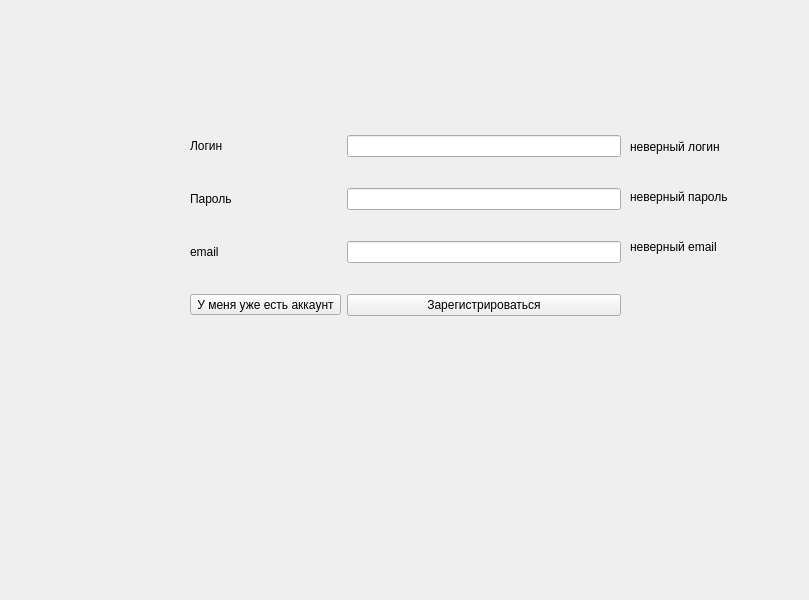
Above: MainWindow.ui from k0swel/mpu_project before the change. Below: the same form after it.
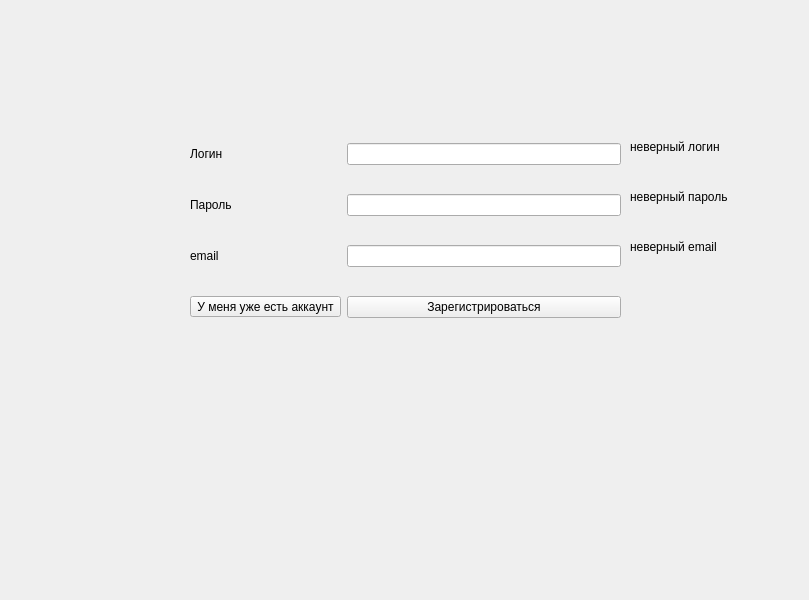
That is the form after the change.

The edit to the form file:
```diff
--- a/MainWindow.ui
+++ b/MainWindow.ui
@@ -17,9 +17,9 @@
    <property name="geometry">
     <rect>
      <x>180</x>
-     <y>100</y>
+     <y>110</y>
      <width>441</width>
-     <height>241</height>
+     <height>231</height>
     </rect>
    </property>
    <layout class="QGridLayout" name="gridLayout_2">
```
